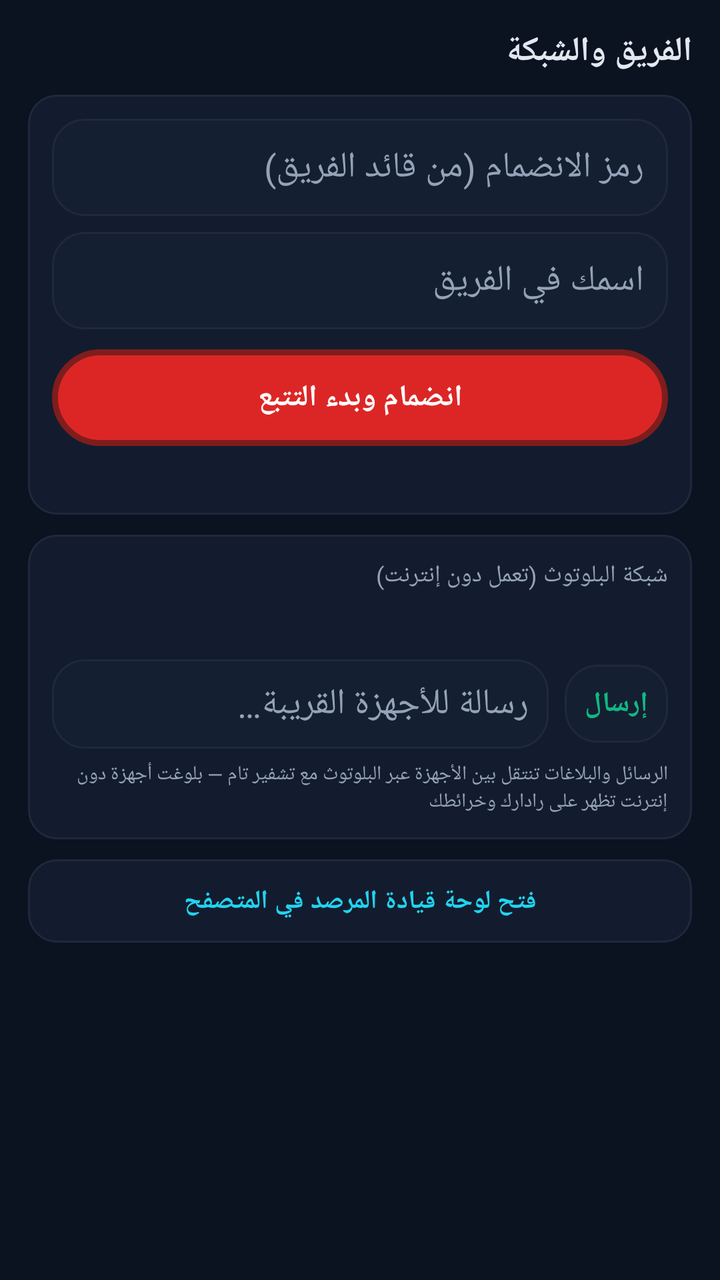
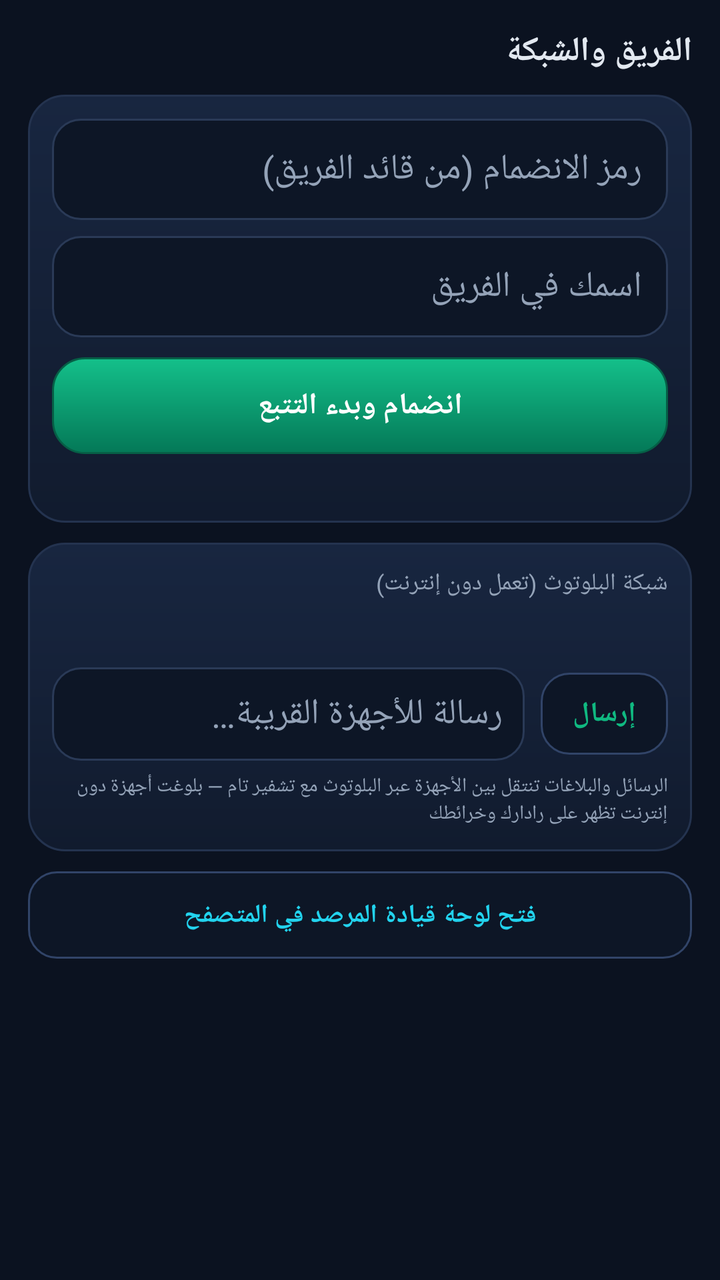

Two renders of the same Android screen: before a commit and after it. Below are the layout's source before the change and the commit's diff.
<!-- AndroidManifest.xml: application theme AppTheme -->
<!-- res/layout/fragment_team.xml -->
<?xml version="1.0" encoding="utf-8"?>
<ScrollView xmlns:android="http://schemas.android.com/apk/res/android"
    android:layout_width="match_parent"
    android:layout_height="match_parent"
    android:background="@color/bg"
    android:fillViewport="true"
    android:scrollbars="none">

    <LinearLayout
        android:layout_width="match_parent"
        android:layout_height="wrap_content"
        android:orientation="vertical"
        android:padding="14dp">

        <TextView
            android:layout_width="match_parent"
            android:layout_height="wrap_content"
            android:text="@string/team_title"
            android:textColor="@color/text_primary"
            android:textSize="17sp"
            android:textStyle="bold" />

        
        <LinearLayout
            android:id="@+id/team_join_card"
            android:layout_width="match_parent"
            android:layout_height="wrap_content"
            android:layout_marginTop="10dp"
            android:background="@drawable/bg_card"
            android:orientation="vertical"
            android:padding="12dp">

            <EditText
                android:id="@+id/team_code"
                android:layout_width="match_parent"
                android:layout_height="wrap_content"
                android:background="@drawable/bg_chip"
                android:hint="@string/team_code_hint"
                android:inputType="text"
                android:maxLines="1"
                android:padding="12dp"
                android:textColor="@color/text_primary"
                android:textColorHint="@color/text_muted" />

            <EditText
                android:id="@+id/team_name"
                android:layout_width="match_parent"
                android:layout_height="wrap_content"
                android:layout_marginTop="8dp"
                android:background="@drawable/bg_chip"
                android:hint="@string/team_name_hint"
                android:inputType="textPersonName"
                android:maxLines="1"
                android:padding="12dp"
                android:textColor="@color/text_primary"
                android:textColorHint="@color/text_muted" />

            <TextView
                android:id="@+id/team_join"
                android:layout_width="match_parent"
                android:layout_height="wrap_content"
                android:layout_marginTop="10dp"
                android:background="@drawable/bg_sos_button"
                android:gravity="center"
                android:padding="14dp"
                android:text="@string/team_join"
                android:textColor="#FFFFFFFF"
                android:textSize="15sp"
                android:textStyle="bold" />

            <TextView
                android:id="@+id/team_join_error"
                android:layout_width="match_parent"
                android:layout_height="wrap_content"
                android:layout_marginTop="6dp"
                android:textColor="@color/accent_red"
                android:textSize="12sp" />
        </LinearLayout>

        
        <LinearLayout
            android:id="@+id/team_status_card"
            android:layout_width="match_parent"
            android:layout_height="wrap_content"
            android:layout_marginTop="10dp"
            android:background="@drawable/bg_card"
            android:orientation="vertical"
            android:padding="12dp"
            android:visibility="gone">

            <TextView
                android:id="@+id/team_status_line"
                android:layout_width="match_parent"
                android:layout_height="wrap_content"
                android:textColor="@color/accent_green"
                android:textSize="14sp"
                android:textStyle="bold" />

            <TextView
                android:id="@+id/team_mission_line"
                android:layout_width="match_parent"
                android:layout_height="wrap_content"
                android:layout_marginTop="4dp"
                android:textColor="@color/text_primary"
                android:textSize="13sp" />

            <TextView
                android:id="@+id/team_stop"
                android:layout_width="wrap_content"
                android:layout_height="wrap_content"
                android:layout_marginTop="8dp"
                android:padding="6dp"
                android:text="@string/team_stop"
                android:textColor="@color/accent_red"
                android:textSize="13sp"
                android:textStyle="bold" />
        </LinearLayout>

        
        <LinearLayout
            android:layout_width="match_parent"
            android:layout_height="wrap_content"
            android:layout_marginTop="10dp"
            android:background="@drawable/bg_card"
            android:orientation="vertical"
            android:padding="12dp">

            <TextView
                android:layout_width="match_parent"
                android:layout_height="wrap_content"
                android:text="@string/mesh_panel_label"
                android:textColor="@color/text_muted"
                android:textSize="12sp" />

            <TextView
                android:id="@+id/mesh_state_line"
                android:layout_width="match_parent"
                android:layout_height="wrap_content"
                android:layout_marginTop="2dp"
                android:textColor="@color/accent_cyan"
                android:textSize="13sp"
                android:textStyle="bold" />

            <LinearLayout
                android:id="@+id/mesh_chat_list"
                android:layout_width="match_parent"
                android:layout_height="wrap_content"
                android:layout_marginTop="6dp"
                android:orientation="vertical" />

            <LinearLayout
                android:layout_width="match_parent"
                android:layout_height="wrap_content"
                android:layout_marginTop="8dp"
                android:gravity="center_vertical"
                android:orientation="horizontal">

                <EditText
                    android:id="@+id/mesh_input"
                    android:layout_width="0dp"
                    android:layout_height="wrap_content"
                    android:layout_weight="1"
                    android:background="@drawable/bg_chip"
                    android:hint="@string/mesh_input_hint"
                    android:inputType="text"
                    android:maxLines="1"
                    android:padding="10dp"
                    android:textColor="@color/text_primary"
                    android:textColorHint="@color/text_muted" />

                <TextView
                    android:id="@+id/mesh_send"
                    android:layout_width="wrap_content"
                    android:layout_height="wrap_content"
                    android:layout_marginStart="8dp"
                    android:background="@drawable/bg_chip"
                    android:padding="10dp"
                    android:text="@string/mesh_send"
                    android:textColor="@color/accent_green"
                    android:textSize="14sp"
                    android:textStyle="bold" />
            </LinearLayout>

            <TextView
                android:layout_width="match_parent"
                android:layout_height="wrap_content"
                android:layout_marginTop="6dp"
                android:text="@string/mesh_legend"
                android:textColor="@color/text_muted"
                android:textSize="10sp" />
        </LinearLayout>

        <TextView
            android:id="@+id/team_open_console"
            android:layout_width="match_parent"
            android:layout_height="wrap_content"
            android:layout_marginTop="10dp"
            android:background="@drawable/bg_card"
            android:gravity="center"
            android:padding="12dp"
            android:text="@string/team_open_console"
            android:textColor="@color/accent_cyan"
            android:textSize="13sp"
            android:textStyle="bold" />
    </LinearLayout>
</ScrollView>
<!-- resources referenced by this layout -->
<resources>
  <color name="accent_cyan">#22D3EE</color>
  <color name="accent_green">#10B981</color>
  <color name="accent_red">#EF4444</color>
  <color name="bg">#0B1220</color>
  <color name="text_muted">#94A3B8</color>
  <color name="text_primary">#E2E8F0</color>
  <!-- drawable bg_card (drawable) -->
  <?xml version="1.0" encoding="utf-8"?>
  <shape xmlns:android="http://schemas.android.com/apk/res/android" android:shape="rectangle">
      <solid android:color="#FF131C2E" />
      <corners android:radius="14dp" />
      <stroke android:width="1dp" android:color="#FF1E293B" />
  </shape>
  <!-- drawable bg_chip (drawable) -->
  <?xml version="1.0" encoding="utf-8"?>
  <shape xmlns:android="http://schemas.android.com/apk/res/android" android:shape="rectangle">
      <solid android:color="#33202E44" />
      <corners android:radius="16dp" />
      <stroke android:width="1dp" android:color="#FF1E293B" />
  </shape>
  <!-- drawable bg_sos_button (drawable) -->
  <?xml version="1.0" encoding="utf-8"?>
  <shape xmlns:android="http://schemas.android.com/apk/res/android" android:shape="rectangle">
      <solid android:color="#FFDC2626" />
      <corners android:radius="24dp" />
      <stroke android:width="3dp" android:color="#FF7F1D1D" />
  </shape>
  <string name="mesh_input_hint">رسالة للأجهزة القريبة…</string>
  <string name="mesh_legend">الرسائل والبلاغات تنتقل بين الأجهزة عبر البلوتوث مع تشفير تام — بلوغت أجهزة دون إنترنت تظهر على رادارك وخرائطك</string>
  <string name="mesh_panel_label">شبكة البلوتوث (تعمل دون إنترنت)</string>
  <string name="mesh_send">إرسال</string>
  <string name="team_code_hint">رمز الانضمام (من قائد الفريق)</string>
  <string name="team_join">انضمام وبدء التتبع</string>
  <string name="team_name_hint">اسمك في الفريق</string>
  <string name="team_open_console">فتح لوحة قيادة المرصد في المتصفح</string>
  <string name="team_stop">إيقاف التتبع</string>
  <string name="team_title">الفريق والشبكة</string>
  <style name="AppTheme" parent="Theme.Material3.Dark.NoActionBar">
          <item name="colorPrimary">@color/accent_red</item>
          <item name="android:statusBarColor">@color/bg</item>
          <item name="android:navigationBarColor">@color/bg</item>
          <item name="android:windowBackground">@color/bg</item>
          <item name="android:windowLightStatusBar">false</item>
      </style>
</resources>

<!-- the commit's change to res/layout/fragment_team.xml (unified diff, before → after) -->
@@ -34,11 +34,11 @@
                 android:id="@+id/team_code"
                 android:layout_width="match_parent"
                 android:layout_height="wrap_content"
-                android:background="@drawable/bg_chip"
+                android:background="@drawable/bg_input"
                 android:hint="@string/team_code_hint"
                 android:inputType="text"
                 android:maxLines="1"
-                android:padding="12dp"
+                android:padding="13dp"
                 android:textColor="@color/text_primary"
                 android:textColorHint="@color/text_muted" />
 
@@ -47,11 +47,11 @@
                 android:layout_width="match_parent"
                 android:layout_height="wrap_content"
                 android:layout_marginTop="8dp"
-                android:background="@drawable/bg_chip"
+                android:background="@drawable/bg_input"
                 android:hint="@string/team_name_hint"
                 android:inputType="textPersonName"
                 android:maxLines="1"
-                android:padding="12dp"
+                android:padding="13dp"
                 android:textColor="@color/text_primary"
                 android:textColorHint="@color/text_muted" />
 
@@ -60,7 +60,7 @@
                 android:layout_width="match_parent"
                 android:layout_height="wrap_content"
                 android:layout_marginTop="10dp"
-                android:background="@drawable/bg_sos_button"
+                android:background="@drawable/bg_button_safe"
                 android:gravity="center"
                 android:padding="14dp"
                 android:text="@string/team_join"
@@ -109,7 +109,11 @@
                 android:layout_width="wrap_content"
                 android:layout_height="wrap_content"
                 android:layout_marginTop="8dp"
-                android:padding="6dp"
+                android:background="@drawable/bg_button_ghost"
+                android:paddingStart="14dp"
+                android:paddingEnd="14dp"
+                android:paddingTop="8dp"
+                android:paddingBottom="8dp"
                 android:text="@string/team_stop"
                 android:textColor="@color/accent_red"
                 android:textSize="13sp"
@@ -160,11 +164,11 @@
                     android:layout_width="0dp"
                     android:layout_height="wrap_content"
                     android:layout_weight="1"
-                    android:background="@drawable/bg_chip"
+                    android:background="@drawable/bg_input"
                     android:hint="@string/mesh_input_hint"
                     android:inputType="text"
                     android:maxLines="1"
-                    android:padding="10dp"
+                    android:padding="11dp"
                     android:textColor="@color/text_primary"
                     android:textColorHint="@color/text_muted" />
 
@@ -173,8 +177,11 @@
                     android:layout_width="wrap_content"
                     android:layout_height="wrap_content"
                     android:layout_marginStart="8dp"
-                    android:background="@drawable/bg_chip"
-                    android:padding="10dp"
+                    android:background="@drawable/bg_button_ghost"
+                    android:paddingStart="16dp"
+                    android:paddingEnd="16dp"
+                    android:paddingTop="11dp"
+                    android:paddingBottom="11dp"
                     android:text="@string/mesh_send"
                     android:textColor="@color/accent_green"
                     android:textSize="14sp"
@@ -195,9 +202,9 @@
             android:layout_width="match_parent"
             android:layout_height="wrap_content"
             android:layout_marginTop="10dp"
-            android:background="@drawable/bg_card"
+            android:background="@drawable/bg_button_ghost"
             android:gravity="center"
-            android:padding="12dp"
+            android:padding="13dp"
             android:text="@string/team_open_console"
             android:textColor="@color/accent_cyan"
             android:textSize="13sp"
<!-- resource entries referenced after the edit -->
@@ -6,26 +6,33 @@
   <color name="bg">#0B1220</color>
   <color name="text_muted">#94A3B8</color>
   <color name="text_primary">#E2E8F0</color>
+  <!-- drawable bg_button_ghost (drawable) -->
+  <?xml version="1.0" encoding="utf-8"?>
+  <shape xmlns:android="http://schemas.android.com/apk/res/android" android:shape="rectangle">
+      <solid android:color="#FF0D1626" />
+      <corners android:radius="14dp" />
+      <stroke android:width="1dp" android:color="#FF314468" />
+  </shape>
+  <!-- drawable bg_button_safe (drawable) -->
+  <?xml version="1.0" encoding="utf-8"?>
+  <shape xmlns:android="http://schemas.android.com/apk/res/android" android:shape="rectangle">
+      <gradient android:startColor="#FF14C08A" android:endColor="#FF047857" android:angle="270" />
+      <corners android:radius="16dp" />
+      <stroke android:width="1dp" android:color="#FF065F46" />
+  </shape>
   <!-- drawable bg_card (drawable) -->
   <?xml version="1.0" encoding="utf-8"?>
   <shape xmlns:android="http://schemas.android.com/apk/res/android" android:shape="rectangle">
-      <solid android:color="#FF131C2E" />
-      <corners android:radius="14dp" />
-      <stroke android:width="1dp" android:color="#FF1E293B" />
+      <gradient android:startColor="#FF182640" android:endColor="#FF111B2E" android:angle="270" />
+      <corners android:radius="18dp" />
+      <stroke android:width="1dp" android:color="#FF24334F" />
   </shape>
-  <!-- drawable bg_chip (drawable) -->
+  <!-- drawable bg_input (drawable) -->
   <?xml version="1.0" encoding="utf-8"?>
   <shape xmlns:android="http://schemas.android.com/apk/res/android" android:shape="rectangle">
-      <solid android:color="#33202E44" />
-      <corners android:radius="16dp" />
-      <stroke android:width="1dp" android:color="#FF1E293B" />
-  </shape>
-  <!-- drawable bg_sos_button (drawable) -->
-  <?xml version="1.0" encoding="utf-8"?>
-  <shape xmlns:android="http://schemas.android.com/apk/res/android" android:shape="rectangle">
-      <solid android:color="#FFDC2626" />
-      <corners android:radius="24dp" />
-      <stroke android:width="3dp" android:color="#FF7F1D1D" />
+      <solid android:color="#FF0D1626" />
+      <corners android:radius="14dp" />
+      <stroke android:width="1dp" android:color="#FF2A3A57" />
   </shape>
   <string name="mesh_input_hint">رسالة للأجهزة القريبة…</string>
   <string name="mesh_legend">الرسائل والبلاغات تنتقل بين الأجهزة عبر البلوتوث مع تشفير تام — بلوغت أجهزة دون إنترنت تظهر على رادارك وخرائطك</string>
